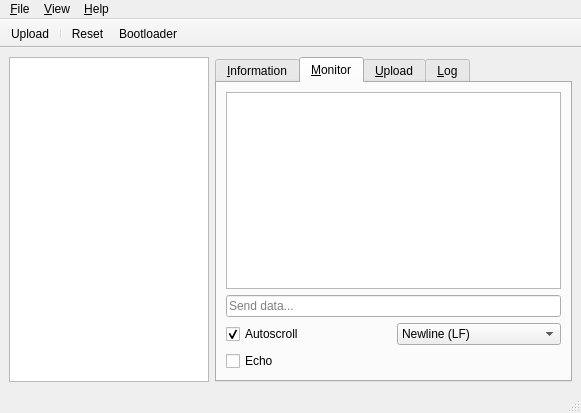
Before: the Qt Designer form qt/main_window.ui in Koromix/tytools, drawn with Qt 5.
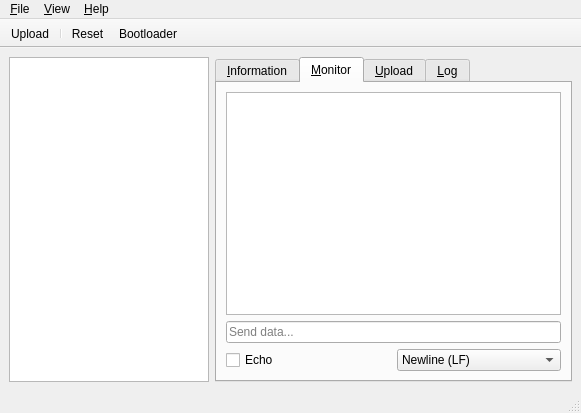
After: the same form once the commit is applied. The open tabs and pages were chosen to show the change. Icons and pictures are not drawn.

Commit message:
Improve autoscroll behavior for monitor
The checkbox is removed. If the text edit's scrollbar is at bottom
it will autoscroll, otherwise it won't.

```diff
--- a/qt/main_window.ui
+++ b/qt/main_window.ui
@@ -174,8 +174,13 @@
         <item>
          <layout class="QHBoxLayout" name="horizontalLayout_2">
           <item>
-           <layout class="QGridLayout" name="gridLayout" columnstretch="0,0">
-            <item row="0" column="1">
+           <widget class="QCheckBox" name="echo">
+            <property name="text">
+             <string>Echo</string>
+            </property>
+           </widget>
+          </item>
+          <item>
              <widget class="QComboBox" name="newlineComboBox">
               <property name="currentIndex">
                <number>1</number>
@@ -202,25 +207,6 @@
               </item>
              </widget>
             </item>
-            <item row="1" column="0">
-             <widget class="QCheckBox" name="echo">
-              <property name="text">
-               <string>Echo</string>
-              </property>
-             </widget>
-            </item>
-            <item row="0" column="0">
-             <widget class="QCheckBox" name="autoscroll">
-              <property name="text">
-               <string>Autoscroll</string>
-              </property>
-              <property name="checked">
-               <bool>true</bool>
-              </property>
-             </widget>
-            </item>
-           </layout>
-          </item>
          </layout>
         </item>
        </layout>
```
Left out of the diff: 1 changed line with no effect on the pictures. Lines whose indentation alone changed are shown as unchanged. The commit also changes 2 other files.
